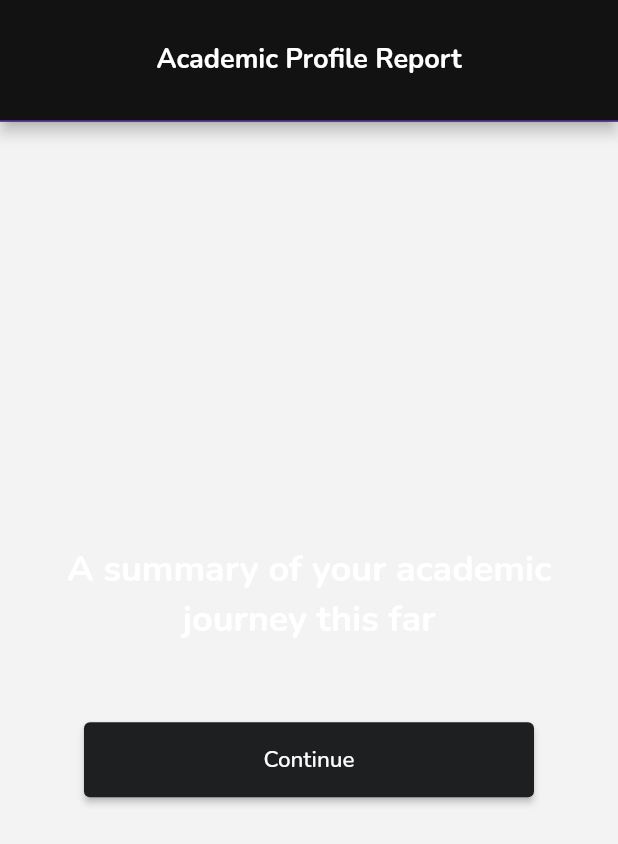
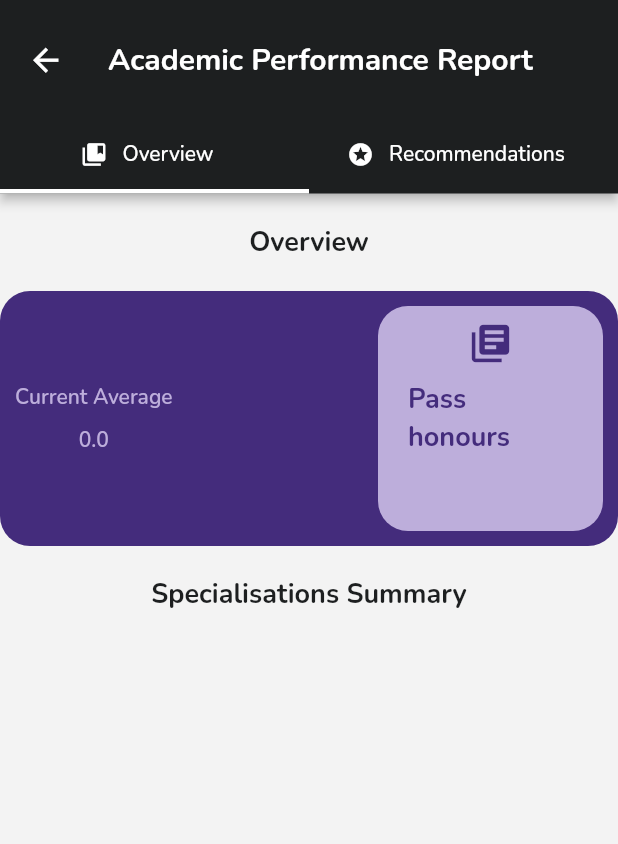
Before and after one commit to mel-fayne/elira_app, a Flutter app: the AcademicReportPage screen opened directly with empty values, on a phone screen of 412 x 824 dp. Shown: the top 844 px of the screen. Run offline on Flutter 3.47's test engine with Material 2 defaults, Android fonts, the phone set to English and light mode, and no system bars; our stand-ins replace get, shared_preferences, video_player; accounts and stored records are empty.

Commit message:
set academic report ui

```diff
--- a/lib/studentDetails/academics/academic_models.dart
+++ b/lib/studentDetails/academics/academic_models.dart
@@ -14,8 +14,8 @@ class StudentUnit {
       : id = json['id'],
         acProfile = json['ac_profile'],
         schoolUnit = json['school_unit'],
-        grade = json['grade'],
-        mark = json['mark'],
+        grade = json['grade'] ?? ''.obs,
+        mark = RxDouble(json['mark']),
         unitName = json['unit_name'],
         unitCodes = json['unit_codes'],
         unitPerc = json['unit_perc'];
@@ -33,8 +33,13 @@ class StudentUnit {
 }
 
 class Transcript {
-  late RxString semester;
-  late RxList<StudentUnit> studentUnits;
+  late RxString semester = '.'.obs;
+  late RxList<StudentUnit> studentUnits = RxList<StudentUnit>();
+}
+
+class Semester {
+  late String title = '';
+  late RxBool complete = false.obs;
 }
 
 class CompleteUnit {
@@ -60,6 +65,11 @@ class CompleteUnit {
       };
 }
 
+class AcademicProfile {
+  final double average = 0.0;
+  final String honours = 'Pass';
+}
+
 RxDouble gradeMark(String grade) {
   double mark = 0.0;
   if (grade == 'A') {
--- a/lib/studentDetails/academics/academic_report.dart
+++ b/lib/studentDetails/academics/academic_report.dart
@@ -1,8 +1,11 @@
-import 'package:elira_app/studentDetails/github/tech_profile.dart';
+import 'package:elira_app/studentDetails/academics/academic_profile_ctrl.dart';
 import 'package:elira_app/theme/colors.dart';
 import 'package:elira_app/theme/global_widgets.dart';
+import 'package:elira_app/theme/text_styles.dart';
 import 'package:flutter/material.dart';
 import 'package:get/get.dart';
+
+final acProfCtrl = Get.put(AcademicProfileCtrl());
 
 class AcademicReportPage extends StatefulWidget {
   static const routeName = "/AcademicReportPage";
@@ -20,7 +23,6 @@ class _AcademicReportPageState extends State<AcademicReportPage> {
   late bool fromSetup;
 
   _AcademicReportPageState(this.fromSetup);
-
   @override
   void initState() {
     super.initState();
@@ -28,55 +30,187 @@ class _AcademicReportPageState extends State<AcademicReportPage> {
 
   @override
   Widget build(BuildContext context) {
-    return Scaffold(
-        resizeToAvoidBottomInset: false,
-        backgroundColor: kCreamBg,
-        appBar: AppBar(
-            bottom: PreferredSize(
-                preferredSize: const Size.fromHeight(1.0),
-                child: Container(
-                  color: kPriPurple,
-                  height: 1.0,
-                )),
-            elevation: 4,
+    return DefaultTabController(
+        length: 2,
+        child: Scaffold(
+          appBar: AppBar(
+            elevation: 3,
             toolbarHeight: 80,
+            backgroundColor: kPriDark,
             title: const Text(
-              'Academic Profile Report',
+              'Academic Performance Report',
               style: TextStyle(
                   fontFamily: 'Nunito',
-                  fontSize: 18,
+                  fontSize: 20,
                   fontWeight: FontWeight.w700),
             ),
-            centerTitle: true),
-        body: SizedBox(
-            height: MediaQuery.of(context).size.height,
-            width: double.infinity,
-            child: Column(
-                mainAxisAlignment: MainAxisAlignment.center,
-                crossAxisAlignment: CrossAxisAlignment.center,
-                children: [
-                  const Padding(
-                      padding: EdgeInsets.only(bottom: 12),
-                      child: Text(
-                        "A summary of your academic journey this far",
-                        textAlign: TextAlign.center,
-                        style: TextStyle(
-                            fontFamily: 'Nunito',
-                            fontSize: 24,
-                            fontWeight: FontWeight.w700),
-                      )),
-                  Column(
-                      crossAxisAlignment: CrossAxisAlignment.center,
-                      children: [
-                        const Padding(
-                            padding: EdgeInsets.only(top: 20, bottom: 10),
-                            child: Column(children: <Widget>[])),
-                        primaryBtn(
-                            label: 'Continue',
-                            function: () {
-                              Get.off(const TechProfilePage());
-                            })
-                      ])
-                ])));
+            leading: Padding(
+                padding: const EdgeInsets.only(left: 5),
+                child: IconButton(
+                  onPressed: () {
+                    Get.back();
+                  },
+                  icon: const Icon(Icons.arrow_back),
+                  iconSize: 25,
+                  color: Colors.white,
+                )),
+            bottom: TabBar(
+              indicatorColor: Colors.white,
+              indicatorWeight: 3.0,
+              tabs: <Widget>[
+                Obx(() => Tab(
+                    child: tabitem(
+                        label: "Overview", path: Icons.collections_bookmark))),
+                Obx(() => Tab(
+                    child:
+                        tabitem(label: "Recommendations", path: Icons.stars)))
+              ],
+            ),
+          ),
+          body: const TabBarView(
+            children: <Widget>[AcademicOverview(), AcademicRecommendations()],
+          ),
+        ));
   }
 }
+
+class AcademicOverview extends StatefulWidget {
+  const AcademicOverview({Key? key}) : super(key: key);
+
+  @override
+  // ignore: library_private_types_in_public_api
+  _AcademicOverviewState createState() => _AcademicOverviewState();
+}
+
+class _AcademicOverviewState extends State<AcademicOverview> {
+  @override
+  void initState() {
+    super.initState();
+  }
+
+  @override
+  void dispose() {
+    super.dispose();
+  }
+
+  @override
+  Widget build(BuildContext context) {
+    return Scaffold(
+        body: SingleChildScrollView(
+      child: Column(children: [
+        const Padding(
+            padding: EdgeInsets.symmetric(vertical: 20),
+            child: Text('Overview', style: kBlackTitle)),
+        Container(
+          decoration: BoxDecoration(
+              color: kPriPurple, borderRadius: BorderRadius.circular(20)),
+          padding: const EdgeInsets.all(10),
+          child:
+              Row(mainAxisAlignment: MainAxisAlignment.spaceBetween, children: [
+            Column(children: [
+              const Padding(
+                  padding: EdgeInsets.only(bottom: 10),
+                  child: Text('Current Average', style: kLightPurTxt)),
+              Text(acProfCtrl.acProfile.average.toString(), style: kLightPurTxt)
+            ]),
+            Container(
+                width: 150,
+                height: 150,
+                decoration: BoxDecoration(
+                    color: kLightPurple,
+                    borderRadius: BorderRadius.circular(20)),
+                padding:
+                    const EdgeInsets.symmetric(vertical: 10, horizontal: 20),
+                child: Column(children: [
+                  const Padding(
+                      padding: EdgeInsets.only(bottom: 10),
+                      child: Icon(Icons.my_library_books,
+                          size: 30, color: kPriPurple)),
+                  Text("${acProfCtrl.acProfile.honours} honours",
+                      style: kPurpleTitle)
+                ])),
+          ]),
+        ),
+        const Padding(
+            padding: EdgeInsets.symmetric(vertical: 20),
+            child: Text('Specialisations Summary', style: kBlackTitle)),
+        //  ExpansionPanelList(
+        //   dividerColor: kPriMaroon.withOpacity(0.4),
+        //   animationDuration: const Duration(seconds: 1),
+        //   expandedHeaderPadding:
+        //       const EdgeInsets.symmetric(vertical: 10),
+        //   expansionCallback: (int index, bool isExpanded) {
+        //     setState(() {
+        //       subCatStat[index].value = !isExpanded;
+        //     });
+        //   },
+        //   children: subCatStat
+        //       .map<ExpansionPanel>((SubCategory subCat) {
+        //     return ExpansionPanel(
+        //       canTapOnHeader: true,
+        //       headerBuilder:
+        //           (BuildContext context, bool isExpanded) {
+        //         return Padding(
+        //             padding:
+        //                 const EdgeInsets.symmetric(vertical: 5),
+        //             child: ListTile(
+        //                 leading: Container(
+        //                     width: 50,
+        //                     height: 50,
+        //                     decoration: const BoxDecoration(
+        //                         shape: BoxShape.circle,
+        //                         color: kPrimaryYellow),
+        //                     child: Icon(
+        //                       subCat.image,
+        //                       size: 30,
+        //                       color: kPrimaryPurple,
+        //                     )),
+        //                 title: Padding(
+        //                   padding: const EdgeInsets.only(top: 5),
+        //                   child: Text(subCat.name,
+        //                       style: kCardTitle),
+        //                 ),
+        //                 trailing: Text(
+        //                   'Ksh. ${convertInt(subCat.total)}',
+        //                   style: kLess,
+        //                 )));
+        //       },
+        //       body: Wrap(
+        //         spacing: 6.0,
+        //         runSpacing: 2.0,
+        //         children: catCtrl.tagStatChips(subCat.tags),
+        //       ),
+        //       isExpanded: subCat.value,
+        //     );
+        //   }).toList(),
+        // )
+      ]),
+    ));
+  }
+}
+
+class AcademicRecommendations extends StatefulWidget {
+  const AcademicRecommendations({Key? key}) : super(key: key);
+
+  @override
+  // ignore: library_private_types_in_public_api
+  _AcademicRecommendationsState createState() =>
+      _AcademicRecommendationsState();
+}
+
+class _AcademicRecommendationsState extends State<AcademicRecommendations> {
+  @override
+  void initState() {
+    super.initState();
+  }
+
+  @override
+  void dispose() {
+    super.dispose();
+  }
+
+  @override
+  Widget build(BuildContext context) {
+    return const Scaffold(body: SingleChildScrollView());
+  }
+}
```
